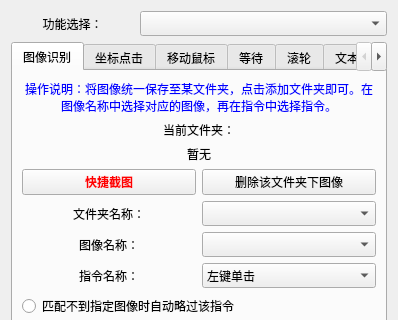
Old version of the form 窗体/navigation.ui in the repository FsterThanLight/automatic_clicker_2; both pictures show x 0 to 398 and y 0 to 320 of the 398 by 583 pixel window.
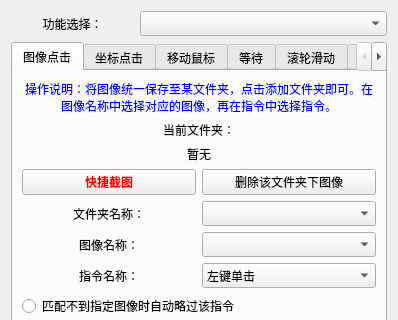
New version of the form. Icons and pictures are not drawn.

Commit message: 2023年10月4日00:00:48 修复保存指令

Patch:
```diff
--- a/窗体/navigation.ui
+++ b/窗体/navigation.ui
@@ -80,7 +80,7 @@
      </property>
      <widget class="QWidget" name="tab">
       <attribute name="title">
-       <string>图像识别</string>
+       <string>图像点击</string>
       </attribute>
       <layout class="QVBoxLayout" name="verticalLayout_12">
        <item>
@@ -919,7 +919,7 @@
      </widget>
      <widget class="QWidget" name="tab_4">
       <attribute name="title">
-       <string>滚轮</string>
+       <string>滚轮滑动</string>
       </attribute>
       <layout class="QHBoxLayout" name="horizontalLayout_11">
        <item>
@@ -1118,7 +1118,7 @@
      </widget>
      <widget class="QWidget" name="tab_7">
       <attribute name="title">
-       <string>键盘指令</string>
+       <string>按下键盘</string>
       </attribute>
       <layout class="QVBoxLayout" name="verticalLayout_11">
        <item>
@@ -3462,7 +3462,7 @@
      </widget>
      <widget class="QWidget" name="tab_15">
       <attribute name="title">
-       <string>保存数据</string>
+       <string>保存表格</string>
       </attribute>
       <layout class="QVBoxLayout" name="verticalLayout_35">
        <item>
```
The commit also changes 8 other files.
